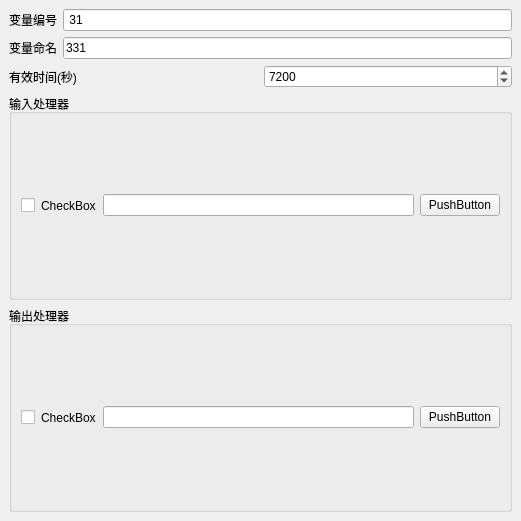
Qt form src/config_ui/qt/src/config/headers/widgets/variant_edit/basic.ui (eth-from-zero/qzy-environmental-monitoring) before a commit.
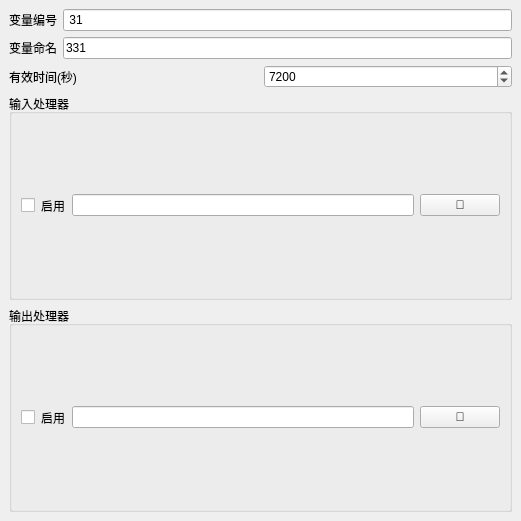
The same form after that commit.

Patch:
```diff
--- a/src/config_ui/qt/src/config/headers/widgets/variant_edit/basic.ui
+++ b/src/config_ui/qt/src/config/headers/widgets/variant_edit/basic.ui
@@ -101,7 +101,7 @@
       <item>
        <widget class="QCheckBox" name="checkBox">
         <property name="text">
-         <string>CheckBox</string>
+         <string>启用</string>
         </property>
        </widget>
       </item>
@@ -111,7 +111,7 @@
       <item>
        <widget class="QPushButton" name="pushButton">
         <property name="text">
-         <string>PushButton</string>
+         <string>🔭</string>
         </property>
        </widget>
       </item>
@@ -130,7 +130,7 @@
       <item>
        <widget class="QCheckBox" name="checkBox_2">
         <property name="text">
-         <string>CheckBox</string>
+         <string>启用</string>
         </property>
        </widget>
       </item>
@@ -140,7 +140,7 @@
       <item>
        <widget class="QPushButton" name="pushButton_2">
         <property name="text">
-         <string>PushButton</string>
+         <string>🔭</string>
         </property>
        </widget>
       </item>
```
